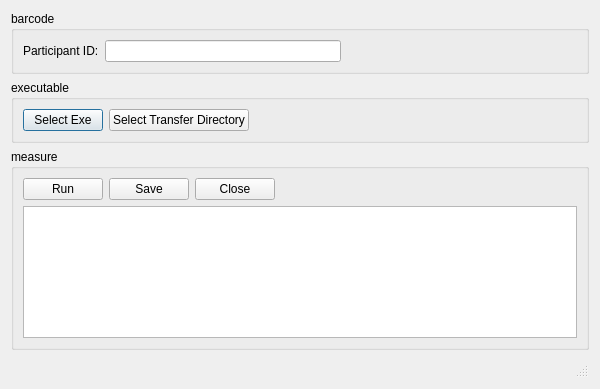
Old version of the form src/prototype/TrueFlowSpirometer/MainWindow.ui in the repository inglis-dl/cypress.
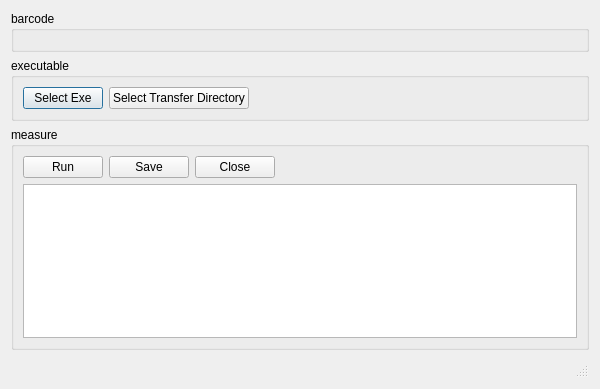
New version of the form. Custom widgets are drawn as their Qt base class.

```diff
--- a/src/prototype/TrueFlowSpirometer/MainWindow.ui
+++ b/src/prototype/TrueFlowSpirometer/MainWindow.ui
@@ -33,46 +33,7 @@
      </property>
      <layout class="QHBoxLayout" name="horizontalLayout">
       <item>
-       <widget class="QLabel" name="iDlabel">
-        <property name="text">
-         <string>Participant ID:</string>
-        </property>
-        <property name="buddy">
-         <cstring>barcodeLineEdit</cstring>
-        </property>
-       </widget>
-      </item>
-      <item>
-       <widget class="QLineEdit" name="barcodeLineEdit">
-        <property name="inputMask">
-         <string/>
-        </property>
-        <property name="text">
-         <string/>
-        </property>
-        <property name="maxLength">
-         <number>32767</number>
-        </property>
-        <property name="cursorPosition">
-         <number>0</number>
-        </property>
-        <property name="clearButtonEnabled">
-         <bool>true</bool>
-        </property>
-       </widget>
-      </item>
-      <item>
-       <spacer name="horizontalSpacer">
-        <property name="orientation">
-         <enum>Qt::Horizontal</enum>
-        </property>
-        <property name="sizeHint" stdset="0">
-         <size>
-          <width>80</width>
-          <height>20</height>
-         </size>
-        </property>
-       </spacer>
+       <widget class="BarcodeWidget" name="barcodeWidget" native="true"/>
       </item>
      </layout>
     </widget>
@@ -174,6 +135,17 @@
    </item>
   </layout>
  </widget>
+ <customwidgets>
+  <customwidget>
+   <class>BarcodeWidget</class>
+   <extends>QWidget</extends>
+   <header>../../widgets/BarcodeWidget.h</header>
+   <container>1</container>
+  </customwidget>
+ </customwidgets>
+ <includes>
+  <include location="local">../../widgets/BarcodeWidget.h</include>
+ </includes>
  <resources/>
  <connections/>
 </ui>
```
